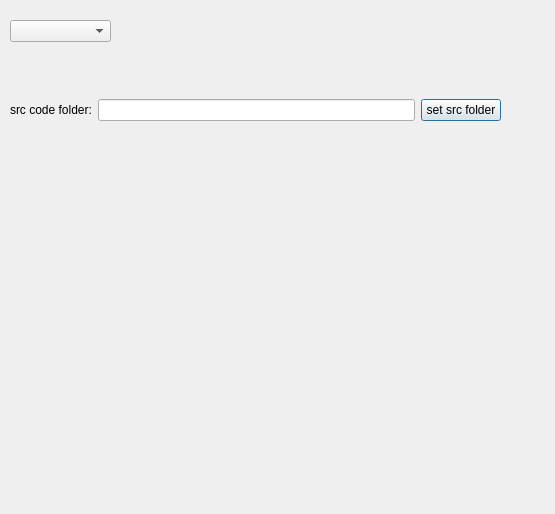
qingfengforum/qf_pc_assistant, file qf_pc_assistant/dialog_config.ui: the form before one commit.
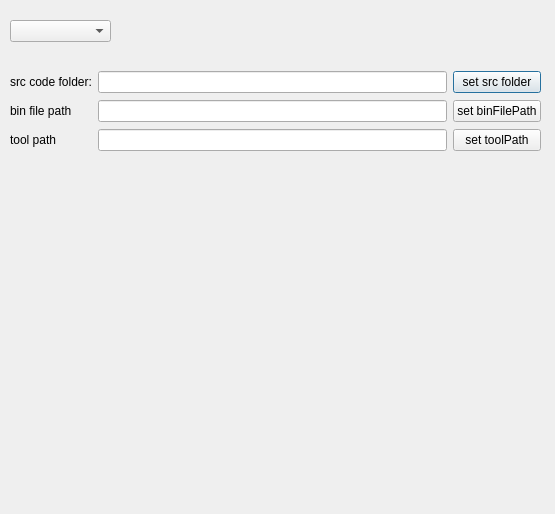
The form after the commit.

```diff
--- a/qf_pc_assistant/dialog_config.ui
+++ b/qf_pc_assistant/dialog_config.ui
@@ -28,11 +28,18 @@
     <rect>
      <x>10</x>
      <y>70</y>
-     <width>491</width>
-     <height>80</height>
+     <width>531</width>
+     <height>83</height>
     </rect>
    </property>
    <layout class="QGridLayout" name="gridLayout">
+    <item row="0" column="0">
+     <widget class="QLabel" name="label">
+      <property name="text">
+       <string>src code folder:</string>
+      </property>
+     </widget>
+    </item>
     <item row="0" column="1">
      <widget class="QLineEdit" name="lineEdit_srcCodePath"/>
     </item>
@@ -43,10 +50,37 @@
       </property>
      </widget>
     </item>
-    <item row="0" column="0">
-     <widget class="QLabel" name="label">
+    <item row="1" column="0">
+     <widget class="QLabel" name="label_2">
       <property name="text">
-       <string>src code folder:</string>
+       <string>bin file path</string>
+      </property>
+     </widget>
+    </item>
+    <item row="1" column="1">
+     <widget class="QLineEdit" name="lineEdit_binFilePaht"/>
+    </item>
+    <item row="1" column="2">
+     <widget class="QPushButton" name="pushButton_setBinFilePath">
+      <property name="text">
+       <string>set binFilePath</string>
+      </property>
+     </widget>
+    </item>
+    <item row="2" column="0">
+     <widget class="QLabel" name="label_3">
+      <property name="text">
+       <string>tool path</string>
+      </property>
+     </widget>
+    </item>
+    <item row="2" column="1">
+     <widget class="QLineEdit" name="lineEdit_toolFilePath"/>
+    </item>
+    <item row="2" column="2">
+     <widget class="QPushButton" name="pushButton_setToolPath">
+      <property name="text">
+       <string>set toolPath</string>
       </property>
      </widget>
     </item>
```
